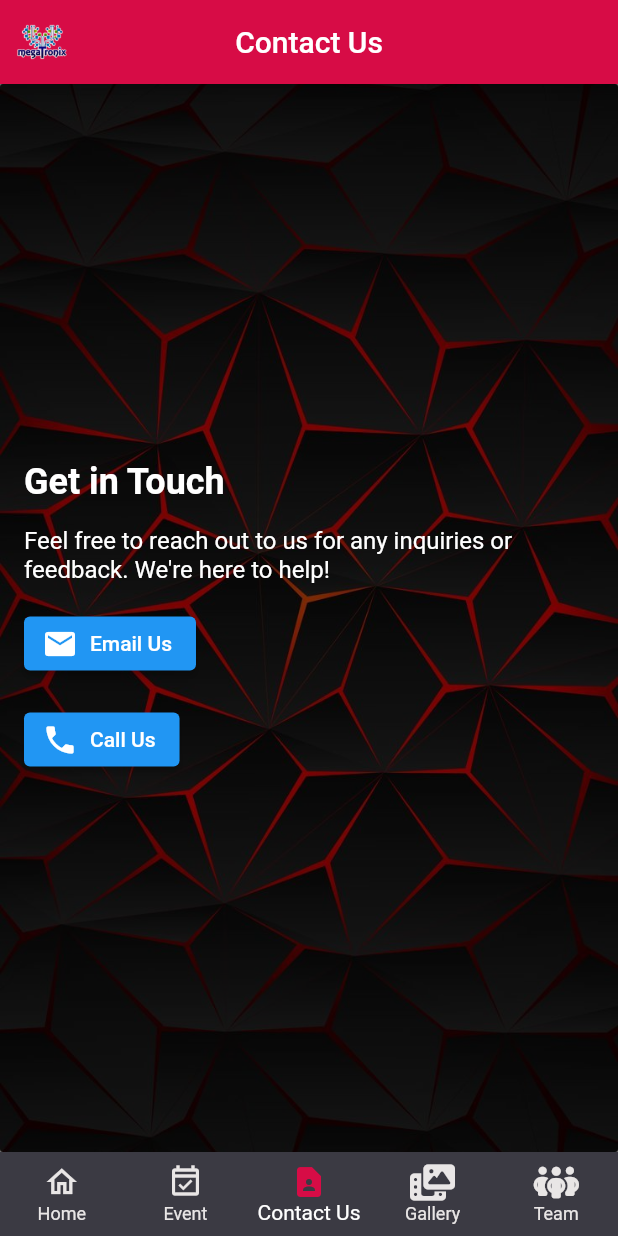
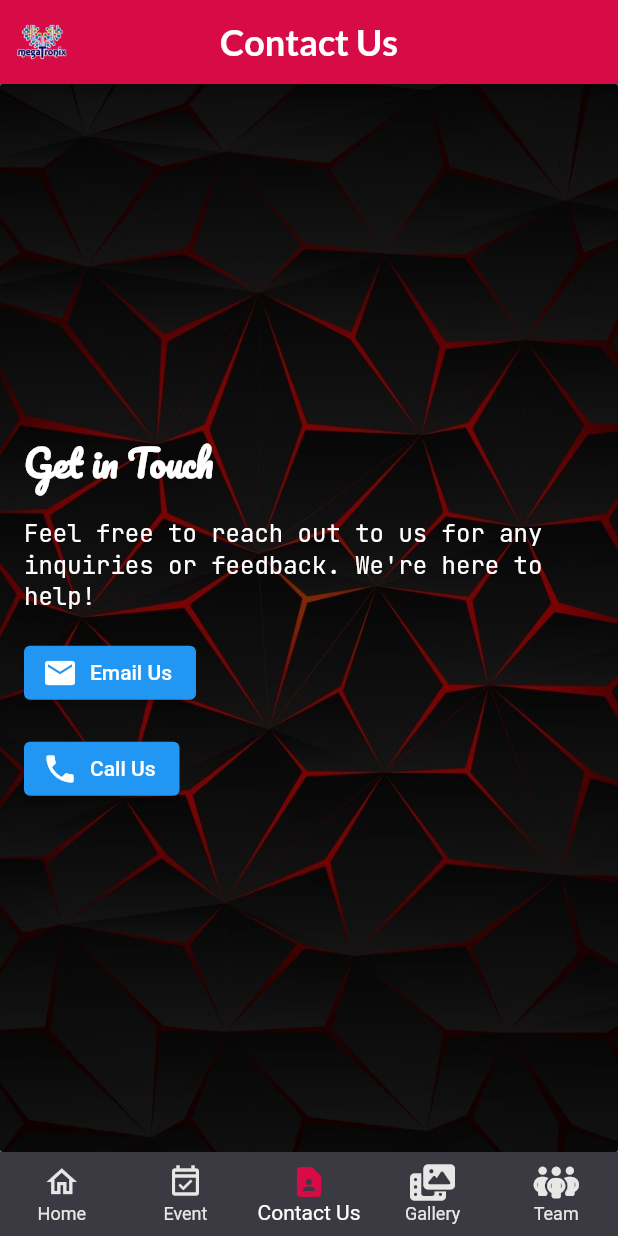
Before and after one commit to Shuvam002/Megapp, a Flutter app: the screen it shows after launch, item 3 of the bottom bar chosen, after a tap on "Email Us", on a phone screen of 412 x 824 dp. Run offline on Flutter 3.47's test engine with Material 2 defaults, Android fonts, the phone set to English and light mode, and no system bars; our stand-ins replace animated_text_kit, font_awesome_flutter, google_fonts.

Commit message:
It's all good

```diff
--- a/lib/Pages/AllPages.dart
+++ b/lib/Pages/AllPages.dart
@@ -0,0 +1,5 @@
+export 'package:megatronix_app_11/Pages/Home.dart';
+export 'package:megatronix_app_11/Pages/Contact_Us.dart';
+export 'package:megatronix_app_11/Pages/Event.dart';
+export 'package:megatronix_app_11/Pages/Team.dart';
+export 'package:megatronix_app_11/Pages/Gallery.dart';
--- a/lib/Pages/Contact_Us.dart
+++ b/lib/Pages/Contact_Us.dart
@@ -1,12 +1,20 @@
 import 'package:flutter/material.dart';
-// import 'package:google_fonts/google_fonts.dart';
+import 'package:url_launcher/url_launcher.dart';
+import 'package:google_fonts/google_fonts.dart';
 
 class ContactUsPage extends StatelessWidget {
   @override
   Widget build(BuildContext context) {
     return Scaffold(
       appBar: AppBar(
-        title: Text('Contact Us'),
+        title: Text(
+          'Contact Us',
+          style: GoogleFonts.lato(
+            fontSize: 24.0,
+            fontWeight: FontWeight.bold,
+            color: Colors.white,
+          ),
+        ),
         centerTitle: true,
         backgroundColor: Color.fromARGB(255, 215, 12, 70),
         leading: Transform.scale(
@@ -22,7 +30,7 @@ class ContactUsPage extends StatelessWidget {
         decoration: BoxDecoration(
           image: DecorationImage(
             image: AssetImage('assets/bg4.jpg'),
-            fit: BoxFit.cover, // Make the background image responsive
+            fit: BoxFit.cover,
           ),
           color: Colors.white,
           borderRadius: BorderRadius.circular(2.0),
@@ -37,43 +45,66 @@ class ContactUsPage extends StatelessWidget {
         child: Center(
           child: Container(
             padding: EdgeInsets.all(16.0),
-            width: double.infinity, // Make the container take the full width
-            color: Color.fromRGBO(
-                0, 0, 0, 0.5), // Add a semi-transparent black background
+            width: double.infinity,
+            color: Color.fromRGBO(0, 0, 0, 0.5),
             child: Column(
               mainAxisAlignment: MainAxisAlignment.center,
               crossAxisAlignment: CrossAxisAlignment.start,
               children: [
-                Text(
-                  'Get in Touch',
-                  style: TextStyle(
+                AnimatedDefaultTextStyle(
+                  duration: Duration(seconds: 1),
+                  style: GoogleFonts.pacifico(
                     fontSize: 24.0,
                     fontWeight: FontWeight.bold,
                     color: Colors.white,
                   ),
+                  child: Text('Get in Touch'),
                 ),
                 SizedBox(height: 16.0),
-                Text(
-                  'Feel free to reach out to us for any inquiries or feedback. We\'re here to help!',
-                  style: TextStyle(
+                AnimatedDefaultTextStyle(
+                  duration: Duration(seconds: 1),
+                  style: GoogleFonts.jetBrainsMono(
                     fontSize: 16.0,
                     color: Colors.white,
+                  ),
+                  child: Text(
+                    'Feel free to reach out to us for any inquiries or feedback. We\'re here to help!',
                   ),
                 ),
                 SizedBox(height: 16.0),
                 ContactButton(
                   icon: Icons.email,
                   label: 'Email Us',
-                  onPressed: () {
-                    // Implement email action
+                  onPressed: () async {
+                    final Uri _emailLaunchUri = Uri(
+                      scheme: 'mailto',
+                      path: 'soumyadeep_d.cse2021@msit.edu.in',
+                    );
+                    final String _emailLaunchUriString =
+                        _emailLaunchUri.toString();
+                    if (await canLaunch(_emailLaunchUriString)) {
+                      await launch(_emailLaunchUriString);
+                    } else {
+                      throw 'Could not launch email';
+                    }
                   },
                 ),
                 SizedBox(height: 16.0),
                 ContactButton(
                   icon: Icons.phone,
                   label: 'Call Us',
-                  onPressed: () {
-                    // Implement call action
+                  onPressed: () async {
+                    final Uri _phoneLaunchUri = Uri(
+                      scheme: 'tel',
+                      path: '+918282866698',
+                    );
+                    final String _phoneLaunchUriString =
+                        _phoneLaunchUri.toString();
+                    if (await canLaunch(_phoneLaunchUriString)) {
+                      await launch(_phoneLaunchUriString);
+                    } else {
+                      throw 'Could not make a phone call';
+                    }
                   },
                 ),
               ],
--- a/lib/Pages/Home.dart
+++ b/lib/Pages/Home.dart
@@ -1,3 +1,5 @@
+// ignore_for_file: avoid_unnecessary_containers
+
 import 'package:flutter/material.dart';
 import 'package:google_fonts/google_fonts.dart';
 import 'package:animated_text_kit/animated_text_kit.dart';
@@ -63,22 +65,36 @@ class _HomePageState extends State<HomePage> {
                   ),
                   speed: Duration(milliseconds: 200),
                 ),
-                SizedBox(height: 10),
+                SizedBox(height: 8),
+                Stack(children: [
                   AnimatedPositioned(
-                  // Animate the position of "About Us" text
-                  duration: Duration(seconds: 1),
-                  curve: Curves.easeInOut,
-                  top: aboutUsTextPosition,
+                      duration: const Duration(seconds: 1),
                       child: Text(
-                    'The official Tech Club Of Meghnad Saha Institute Of Technology',
+                        "The official Tech Club of Meghnad Saha Institute of Technology",
                         textAlign: TextAlign.center,
                         style: GoogleFonts.lato(
                           fontSize: 13,
                           color: Colors.white,
                         ),
-                  ),
-                ),
-                SizedBox(height: 48),
+                      ))
+                ]),
+                // Container(
+                //   child: AnimatedPositioned(
+                //     // Animate the position of "About Us" text
+                //     duration: const Duration(seconds: 1),
+                //     curve: Curves.easeInOut,
+                //     top: aboutUsTextPosition,
+                //     child: Text(
+                //       'The official Tech Club Of Meghnad Saha Institute Of Technology',
+                //       textAlign: TextAlign.center,
+                //       style: GoogleFonts.lato(
+                //         fontSize: 13,
+                //         color: Colors.white,
+                //       ),
+                //     ),
+                //   ),
+                // ),
+                SizedBox(height: 38),
                 Text(
                   'About Us',
                   style: GoogleFonts.lato(
@@ -87,7 +103,7 @@ class _HomePageState extends State<HomePage> {
                     color: Colors.white,
                   ),
                 ),
-                SizedBox(height: 17),
+                SizedBox(height: 15),
                 Opacity(
                   opacity: 0.8,
                   child: Container(
```
Also changed, not shown: lib/Pages/Team.dart (+11 -3 lines), lib/main.dart (+3 -5 lines), pubspec.lock, 4 other files. Lines whose indentation alone changed are shown as unchanged.
